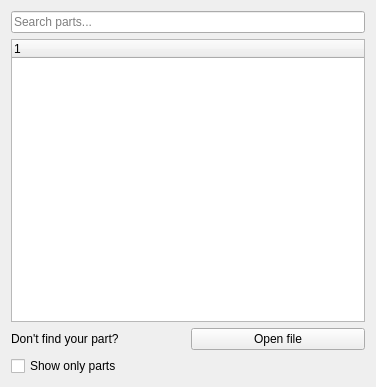
Qt form src/Mod/Assembly/Gui/Resources/panels/TaskAssemblyInsertLink.ui (southseact-3d/fcd) before a commit.
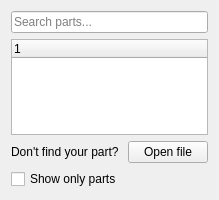
The same form after that commit. Custom widgets are drawn as their Qt base class.

Commit message: Assembly: Enable Insert Component taskbox to grow when more items are added.

Diff of the .ui file:
```diff
--- a/src/Mod/Assembly/Gui/Resources/panels/TaskAssemblyInsertLink.ui
+++ b/src/Mod/Assembly/Gui/Resources/panels/TaskAssemblyInsertLink.ui
@@ -6,8 +6,8 @@
    <rect>
     <x>0</x>
     <y>0</y>
-    <width>376</width>
-    <height>387</height>
+    <width>200</width>
+    <height>200</height>
    </rect>
   </property>
   <property name="windowTitle">
@@ -22,7 +22,14 @@
     </widget>
    </item>
    <item row="1" column="0">
-    <widget class="QTreeWidget" name="partList"/>
+    <widget class="QTreeWidget" name="partList">
+     <property name="sizePolicy">
+      <sizepolicy hsizetype="Expanding" vsizetype="Expanding">
+       <horstretch>0</horstretch>
+       <verstretch>0</verstretch>
+      </sizepolicy>
+     </property>
+    </widget>
    </item>
    <item row="2" column="0">
     <layout class="QHBoxLayout" name="hLayout">
```
The commit also changes 1 other file.
